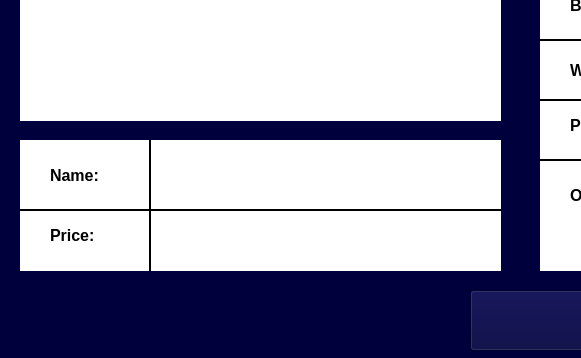
Above: add_to_cart.ui from AP-projects-4001/ls before the change; both pictures show x 0 to 581 and y 330 to 688 of the 1241 by 688 pixel window. Below: the same form after it.
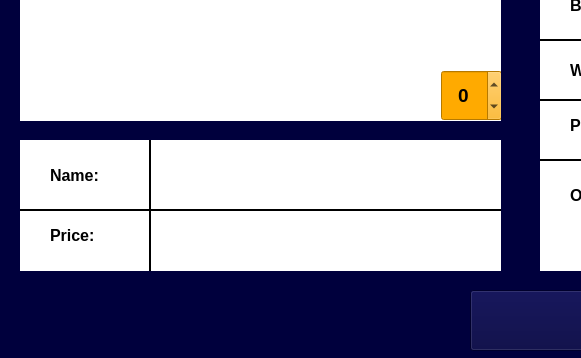
That is the form after the change. Icons and pictures are not drawn.

Diff of the .ui file:
```diff
--- a/add_to_cart.ui
+++ b/add_to_cart.ui
@@ -34,6 +34,31 @@
    <property name="styleSheet">
     <string notr="true">background-color: rgb(255, 255, 255);</string>
    </property>
+   <widget class="QSpinBox" name="spinBox">
+    <property name="geometry">
+     <rect>
+      <x>421</x>
+      <y>290</y>
+      <width>61</width>
+      <height>51</height>
+     </rect>
+    </property>
+    <property name="font">
+     <font>
+      <pointsize>14</pointsize>
+      <bold>true</bold>
+     </font>
+    </property>
+    <property name="styleSheet">
+     <string notr="true">background-color: rgb(255, 170, 0);</string>
+    </property>
+    <property name="alignment">
+     <set>Qt::AlignCenter</set>
+    </property>
+    <property name="minimum">
+     <number>-2</number>
+    </property>
+   </widget>
   </widget>
   <widget class="QPushButton" name="pushButton">
    <property name="geometry">
@@ -586,8 +611,8 @@
    <widget class="QLabel" name="label_price">
     <property name="geometry">
      <rect>
-      <x>160</x>
-      <y>79</y>
+      <x>140</x>
+      <y>80</y>
       <width>261</width>
       <height>31</height>
      </rect>
@@ -598,6 +623,9 @@
       <bold>true</bold>
      </font>
     </property>
+    <property name="styleSheet">
+     <string notr="true">color: rgb(255, 0, 0);</string>
+    </property>
     <property name="text">
      <string/>
     </property>
```
